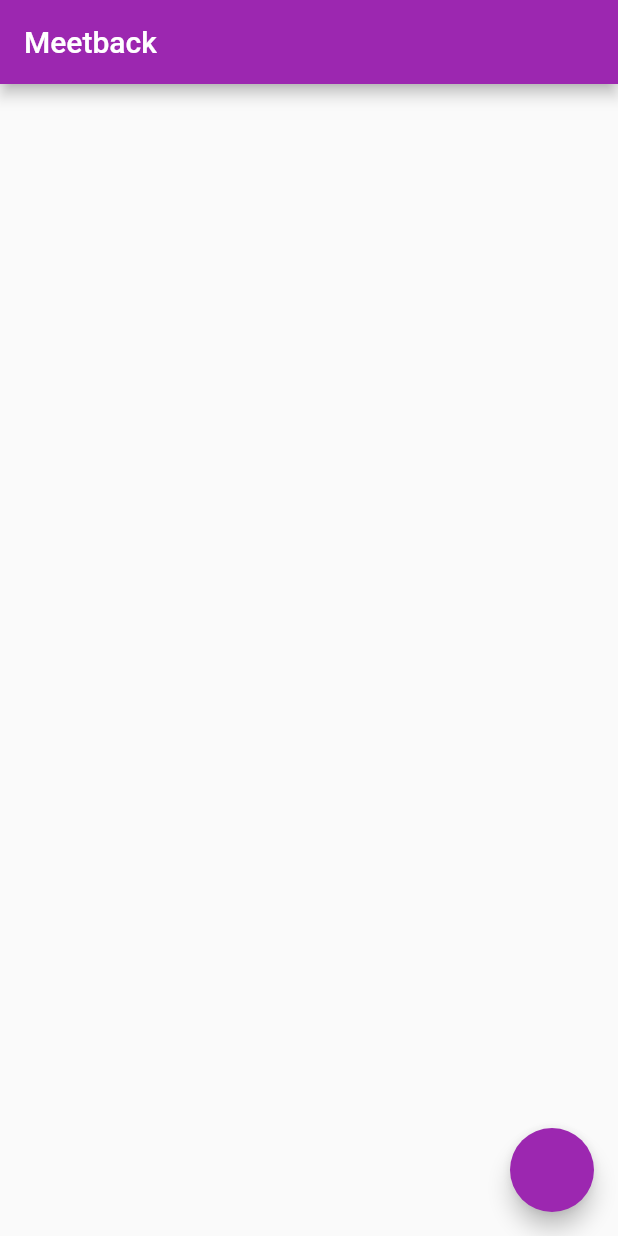
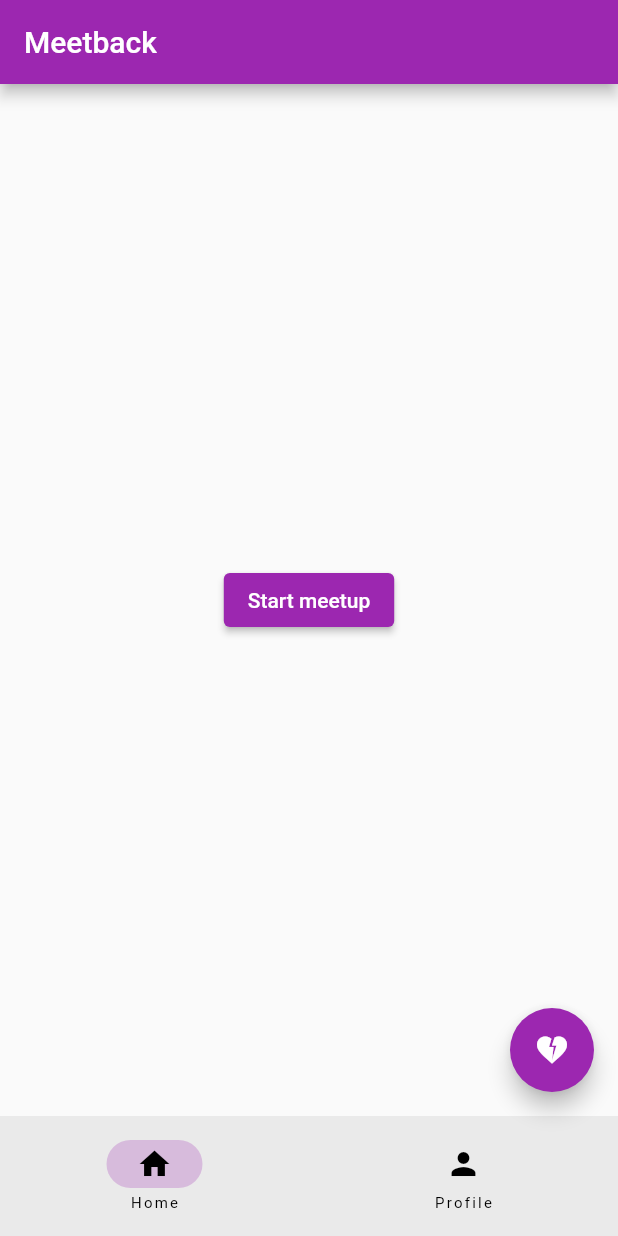
Before and after one commit to Steelwix/Meetback, a Flutter app: the screen it shows after launch, on a phone screen of 412 x 824 dp. Run offline on Flutter 3.47's test engine with Material 2 defaults, Android fonts, the phone set to English and light mode, and no system bars.

Commit message:
switch pages

```diff
--- /dev/null
+++ b/lib/home_page.dart
@@ -0,0 +1,20 @@
+import 'package:flutter/material.dart';
+import 'package:meetback/meetup.dart';
+
+class HomePage extends StatelessWidget {
+  const HomePage({super.key});
+
+  @override
+  Widget build(BuildContext context) {
+    return Center(
+        child: ElevatedButton(
+            onPressed: () {
+              Navigator.of(context).push(
+                MaterialPageRoute(builder: (BuildContext context) {
+                  return const Meetup();
+                }),
+              );
+            },
+            child: const Text('Start meetup')));
+  }
+}
--- a/lib/main.dart
+++ b/lib/main.dart
@@ -1,4 +1,5 @@
 import 'package:flutter/material.dart';
+import 'package:meetback/home_page.dart';
 
 void main() {
   runApp(const MyApp());
@@ -25,14 +26,31 @@
 }
 
 class _RootPageState extends State<RootPage> {
+  int currentPage = 0;
   @override
   Widget build(BuildContext context) {
     return Scaffold(
       appBar: AppBar(
         title: const Text('Meetback'),
       ),
+      body: const HomePage(),
       floatingActionButton: FloatingActionButton(
-        onPressed: () {},
+        onPressed: () {
+          debugPrint('Floating action button');
+        },
+        child: const Icon(Icons.heart_broken),
+      ),
+      bottomNavigationBar: NavigationBar(
+        destinations: const [
+          NavigationDestination(icon: Icon(Icons.home), label: 'Home'),
+          NavigationDestination(icon: Icon(Icons.person), label: 'Profile'),
+        ],
+        onDestinationSelected: (int index) {
+          setState(() {
+            currentPage = index;
+          });
+        },
+        selectedIndex: currentPage,
       ),
     );
   }
--- /dev/null
+++ b/lib/meetup.dart
@@ -0,0 +1,24 @@
+import 'package:flutter/material.dart';
+
+class Meetup extends StatefulWidget {
+  const Meetup({super.key});
+
+  @override
+  State<Meetup> createState() => _MeetupState();
+}
+
+class _MeetupState extends State<Meetup> {
+  @override
+  Widget build(BuildContext context) {
+    return Scaffold(
+        appBar: AppBar(
+      title: const Text('Meetup'),
+      automaticallyImplyLeading: false,
+      leading: IconButton(
+          onPressed: () {
+            Navigator.of(context).pop();
+          },
+          icon: const Icon(Icons.arrow_back)),
+    ));
+  }
+}
```
